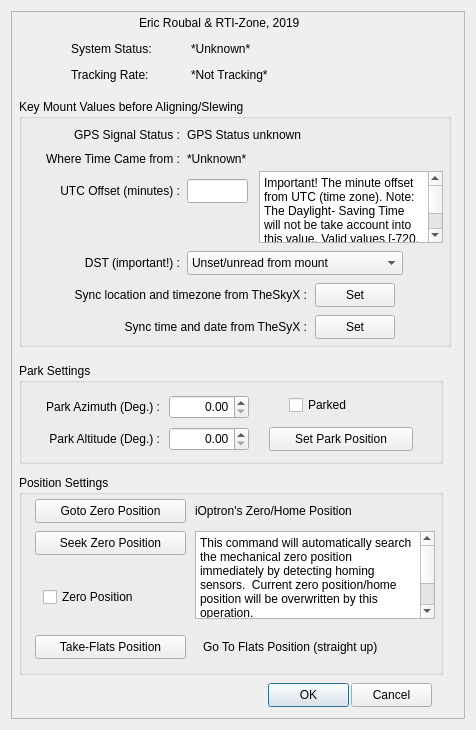
Old version of the form iOptronV3.ui in the repository rpineau/iOptronV3.
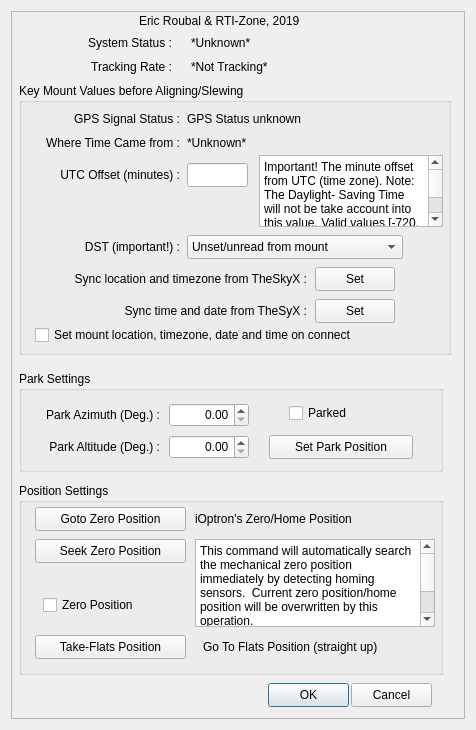
New version of the form. Custom widgets are drawn as their Qt base class.

Commit message: Adding more code to deal with setting time and location on connect

```diff
--- a/iOptronV3.ui
+++ b/iOptronV3.ui
@@ -71,7 +71,7 @@
       <property name="geometry">
        <rect>
         <x>128</x>
-        <y>2</y>
+        <y>0</y>
         <width>200</width>
         <height>20</height>
        </rect>
@@ -83,21 +83,24 @@
      <widget class="QLabel" name="label_ss">
       <property name="geometry">
        <rect>
-        <x>60</x>
-        <y>30</y>
+        <x>40</x>
+        <y>24</y>
         <width>121</width>
         <height>16</height>
        </rect>
       </property>
       <property name="text">
-       <string>System Status:</string>
+       <string>System Status :</string>
+      </property>
+      <property name="alignment">
+       <set>Qt::AlignRight|Qt::AlignTrailing|Qt::AlignVCenter</set>
       </property>
      </widget>
      <widget class="QLabel" name="label_actual_sys_stat">
       <property name="geometry">
        <rect>
         <x>180</x>
-        <y>30</y>
+        <y>24</y>
         <width>251</width>
         <height>16</height>
        </rect>
@@ -110,20 +113,23 @@
       <property name="geometry">
        <rect>
         <x>60</x>
-        <y>56</y>
+        <y>48</y>
         <width>101</width>
         <height>16</height>
        </rect>
       </property>
       <property name="text">
-       <string>Tracking Rate:</string>
+       <string>Tracking Rate :</string>
+      </property>
+      <property name="alignment">
+       <set>Qt::AlignRight|Qt::AlignTrailing|Qt::AlignVCenter</set>
       </property>
      </widget>
      <widget class="QLabel" name="label_actual_track_rate">
       <property name="geometry">
        <rect>
         <x>180</x>
-        <y>56</y>
+        <y>48</y>
         <width>251</width>
         <height>16</height>
        </rect>
@@ -136,9 +142,9 @@
       <property name="geometry">
        <rect>
         <x>8</x>
-        <y>88</y>
+        <y>72</y>
         <width>432</width>
-        <height>248</height>
+        <height>272</height>
        </rect>
       </property>
       <property name="title">
@@ -355,12 +361,25 @@
         <string>Set</string>
        </property>
       </widget>
+      <widget class="QCheckBox" name="checkBox">
+       <property name="geometry">
+        <rect>
+         <x>16</x>
+         <y>240</y>
+         <width>384</width>
+         <height>24</height>
+        </rect>
+       </property>
+       <property name="text">
+        <string>Set mount location, timezone, date and time on connect</string>
+       </property>
+      </widget>
      </widget>
      <widget class="QGroupBox" name="groupBox">
       <property name="geometry">
        <rect>
         <x>8</x>
-        <y>352</y>
+        <y>360</y>
         <width>424</width>
         <height>101</height>
        </rect>
@@ -463,9 +482,9 @@
       <property name="geometry">
        <rect>
         <x>8</x>
-        <y>464</y>
+        <y>472</y>
         <width>424</width>
-        <height>200</height>
+        <height>192</height>
        </rect>
       </property>
       <property name="windowTitle">
@@ -547,7 +566,7 @@
        <property name="geometry">
         <rect>
          <x>16</x>
-         <y>160</y>
+         <y>152</y>
          <width>151</width>
          <height>24</height>
         </rect>
@@ -560,7 +579,7 @@
        <property name="geometry">
         <rect>
          <x>184</x>
-         <y>160</y>
+         <y>152</y>
          <width>216</width>
          <height>24</height>
         </rect>
```
The commit also changes 2 other files.
